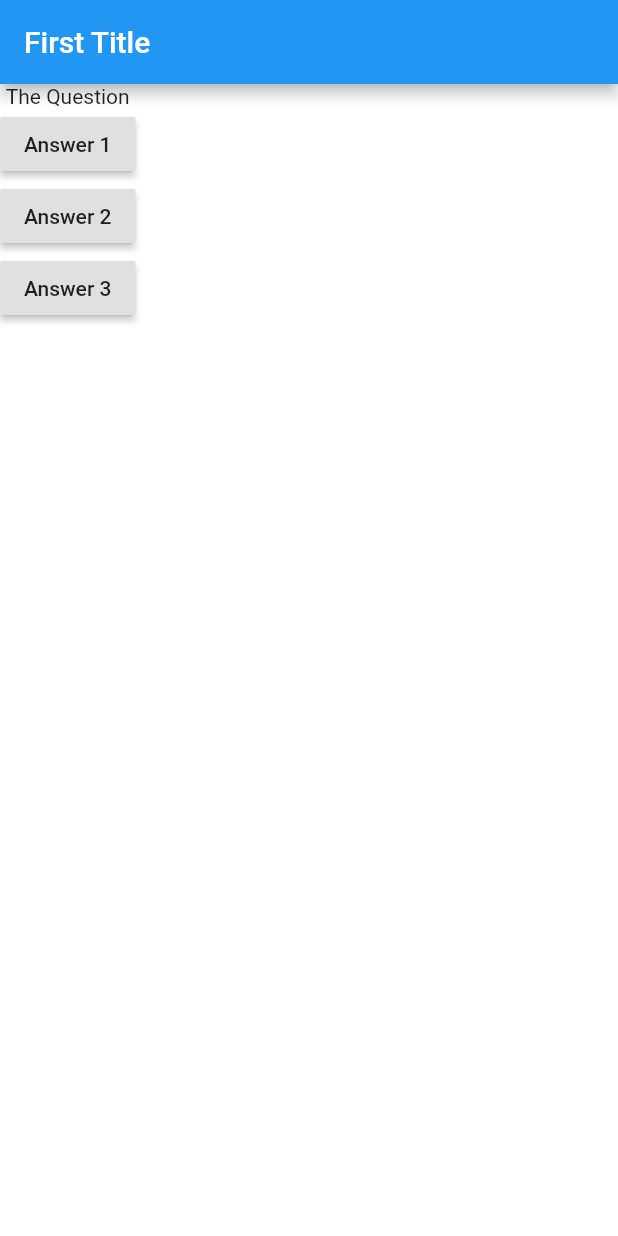
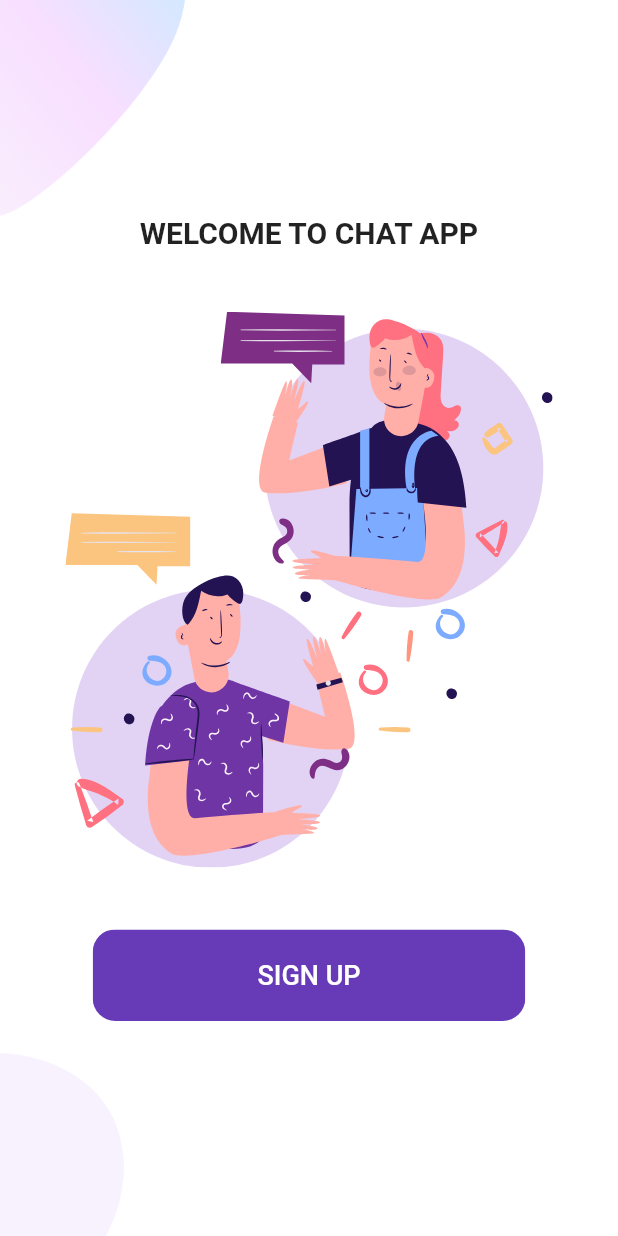
Before and after one commit to rusiruavb/learn-flutter, a Flutter app: the screen it shows after launch, on a phone screen of 412 x 824 dp. Run offline on Flutter 3.47's test engine with Material 2 defaults, Android fonts, the phone set to English and light mode, and no system bars; our stand-ins replace flutter_svg; Roboto replaces fonts that are missing (SF Pro Display).

Commit message:
Landing page

```diff
--- /dev/null
+++ b/lib/components/rounded_button.dart
@@ -0,0 +1,32 @@
+import 'package:flutter/material.dart';
+
+class RoundedButton extends StatelessWidget {
+  final String text;
+  final Color color = Colors.deepPurple;
+  final Color textColor = Colors.white;
+
+  const RoundedButton({Key? key, required this.text});
+
+  @override
+  Widget build(BuildContext context) {
+    return Container(
+      margin: EdgeInsets.symmetric(vertical: 0),
+      width: MediaQuery.of(context).size.width * 0.7,
+      child: ClipRRect(
+        borderRadius: BorderRadius.circular(15),
+        child: FlatButton(
+          padding: EdgeInsets.symmetric(vertical: 20, horizontal: 20),
+          color: color,
+          onPressed: () {
+            print('Button clicked');
+          },
+          child: Text(
+            text,
+            style: TextStyle(
+                color: textColor, fontFamily: 'SF Pro Display', fontSize: 18),
+          ),
+        ),
+      ),
+    );
+  }
+}
--- a/lib/main.dart
+++ b/lib/main.dart
@@ -1,42 +1,18 @@
 import 'package:flutter/material.dart';
+import 'package:flutter_demo/screens/welcome/welcome_screen.dart';
 
-void main() {
-  runApp(MyApp());
-}
+void main() => runApp(MyApp());
 
 class MyApp extends StatelessWidget {
   @override
   Widget build(BuildContext context) {
     return MaterialApp(
-      home: Scaffold(
-        appBar: AppBar(
-          title: Text('First Title'),
-        ),
-        backgroundColor: Colors.white,
-        body: Column(
-          children: [
-            Text('The Question'),
-            RaisedButton(
-              child: Text('Answer 1'),
-              onPressed: answerQuestions,
-            ),
-            RaisedButton(
-              child: Text('Answer 2'),
-              onPressed: () {
-                print('Anonymous button is clicked');
-              },
-            ),
-            RaisedButton(
-              child: Text('Answer 3'),
-              onPressed: () => print('Arrow function button clicked'),
-            )
-          ],
-        ),
-      ),
+      debugShowCheckedModeBanner: false,
+      title: 'Flutter Auth',
+      theme: ThemeData(
+          primaryColor: Colors.deepPurple,
+          scaffoldBackgroundColor: Colors.white),
+      home: WelcomeScreen(),
     );
   }
-
-  void answerQuestions() {
-    print('Answer button clicked');
-  }
 }
--- /dev/null
+++ b/lib/screens/welcome/welcome_screen.dart
@@ -0,0 +1,80 @@
+import 'package:flutter/material.dart';
+import 'package:flutter_demo/components/rounded_button.dart';
+import 'package:flutter_svg/svg.dart';
+
+class WelcomeScreen extends StatelessWidget {
+  @override
+  Widget build(BuildContext context) {
+    return Scaffold(
+      body: Body(),
+    );
+  }
+}
+
+class Body extends StatelessWidget {
+  @override
+  Widget build(BuildContext context) {
+    return Background(
+      child: SingleChildScrollView(
+        child: Column(
+          mainAxisAlignment: MainAxisAlignment.center,
+          children: <Widget>[
+            Text(
+              'WELCOME TO CHAT APP',
+              style: TextStyle(fontWeight: FontWeight.bold, fontSize: 20),
+            ),
+            SizedBox(
+              height: MediaQuery.of(context).size.height * 0.05,
+            ),
+            SvgPicture.asset(
+              "assets/icons/chat.svg",
+              height: MediaQuery.of(context).size.height * 0.45,
+            ),
+            SizedBox(
+              height: MediaQuery.of(context).size.height * 0.05,
+            ),
+            RoundedButton(text: 'SIGN UP')
+          ],
+        ),
+      ),
+    );
+  }
+}
+
+class Background extends StatelessWidget {
+  final Widget child;
+  const Background({
+    Key? key,
+    required this.child,
+  }) : super(key: key);
+
+  @override
+  Widget build(BuildContext context) {
+    return Container(
+      height: MediaQuery.of(context).size.height,
+      width: MediaQuery.of(context).size.width,
+      child: Stack(
+        alignment: Alignment.center,
+        children: <Widget>[
+          Positioned(
+            top: 0,
+            left: 0,
+            child: Image.asset(
+              "assets/images/main_top.png",
+              width: MediaQuery.of(context).size.width * 0.3,
+            ),
+          ),
+          Positioned(
+            bottom: 0,
+            left: 0,
+            child: Image.asset(
+              "assets/images/main_bottom.png",
+              width: MediaQuery.of(context).size.width * 0.2,
+            ),
+          ),
+          child,
+        ],
+      ),
+    );
+  }
+}
```
Also changed, not shown: pubspec.yaml (+4 -29 lines), assets/icons/chat.svg (added), assets/icons/facebook.svg (added), assets/icons/google-plus.svg (added), assets/icons/login.svg (added), assets/icons/signup.svg (added), assets/icons/twitter.svg (added), assets/images/login_bottom.png (added), assets/images/main_bottom.png (added), assets/images/main_top.png (added), assets/images/signup_top.png (added), pubspec.lock, 5 other files.
